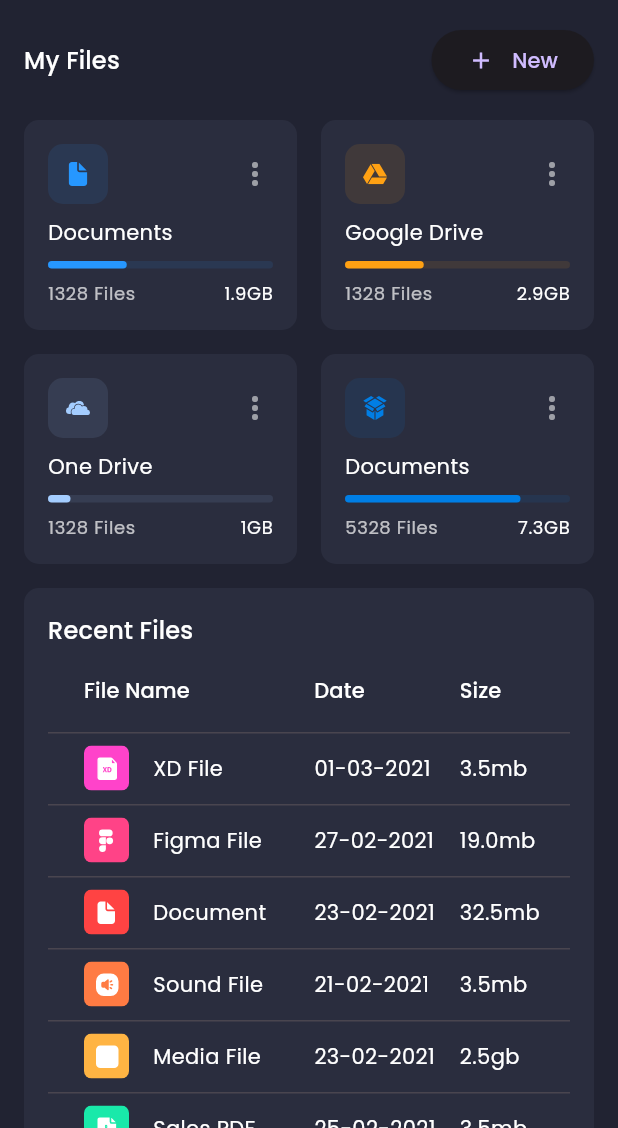
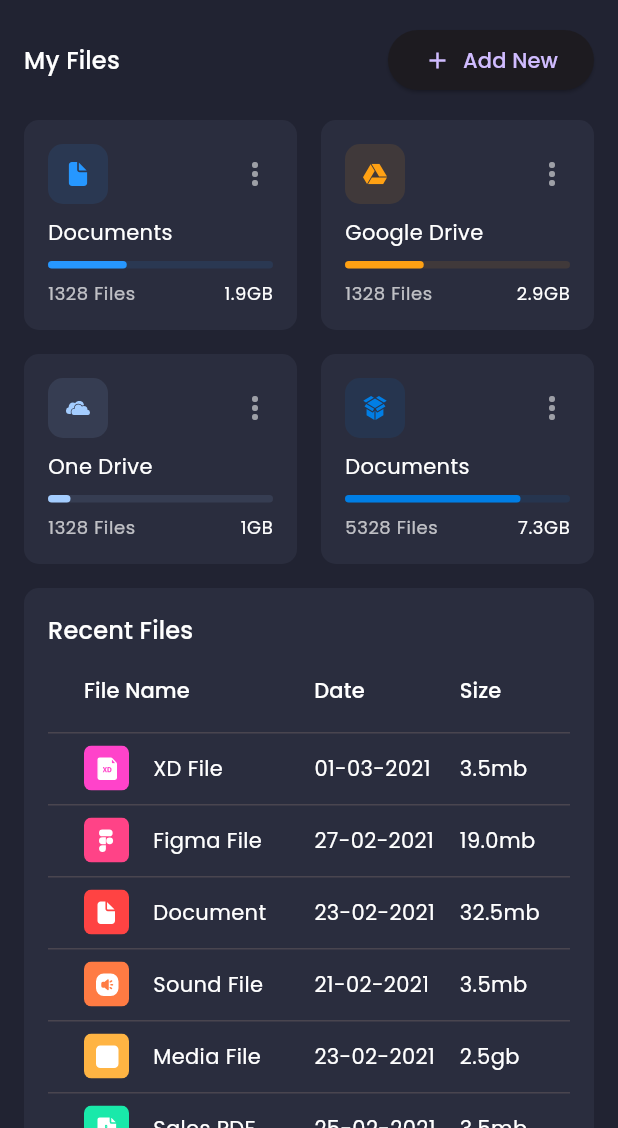
Before and after one commit to edengenet0/Admin-Panel-Dashboard, a Flutter app: the screen it shows after launch, on a phone screen of 412 x 824 dp, the part 108-1236 px from its top. Run offline on Flutter 3.47's test engine with Material 3 defaults, Android fonts, the phone set to English and light mode, and no system bars; our stand-ins replace fl_chart, flutter_svg, google_fonts.

Commit message:
minor edit

```diff
--- a/lib/screens/dashboard/components/my_fields.dart
+++ b/lib/screens/dashboard/components/my_fields.dart
@@ -32,7 +32,7 @@ class MyFiles extends StatelessWidget {
               ),
               onPressed: () {},
               icon: Icon(Icons.add),
-              label: Text(" New"),
+              label: Text("Add New"),
             ),
           ],
         ),
```
